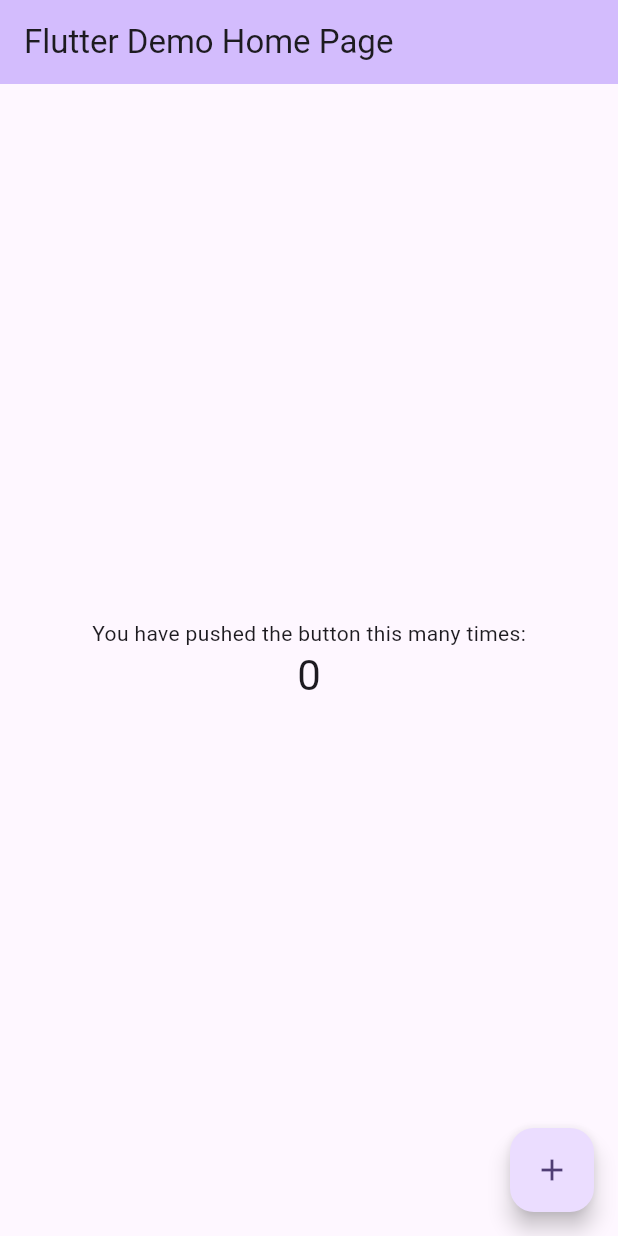
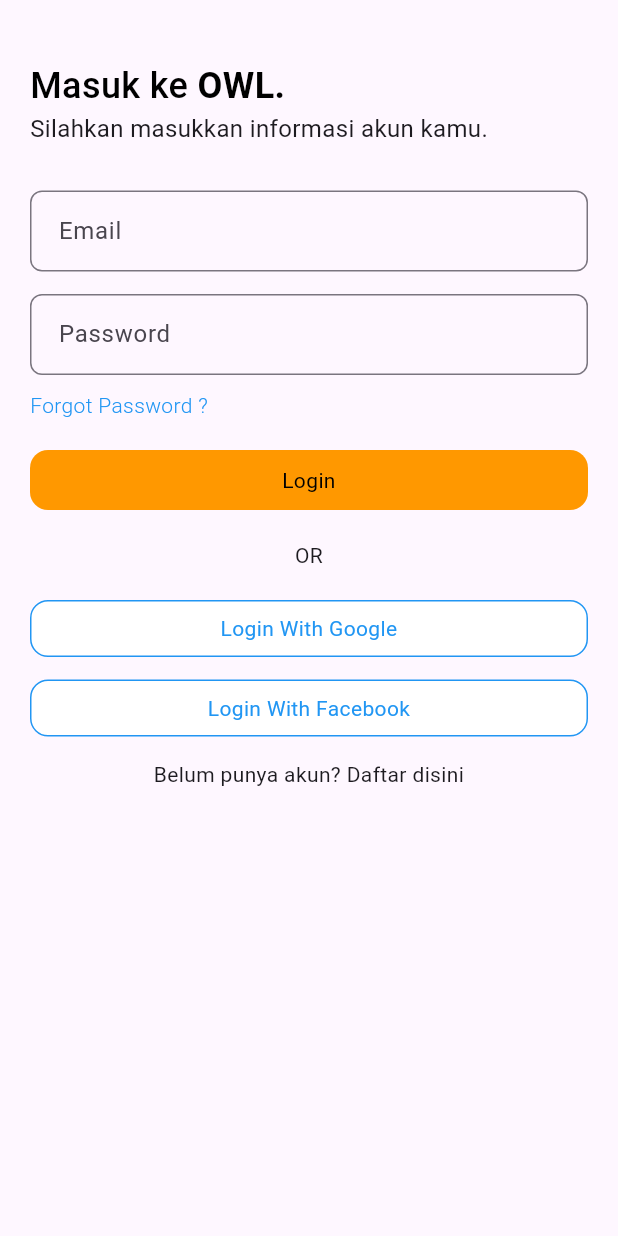
Before and after one commit to fnt4sia/OWL, a Flutter app: the screen it shows after launch, on a phone screen of 412 x 824 dp. Run offline on Flutter 3.47's test engine with Material 3 defaults, Android fonts, the phone set to English and light mode, and no system bars.

Commit message:
Add(mobile): Login Page

```diff
--- /dev/null
+++ b/mobile/lib/Pages/login_page.dart
@@ -0,0 +1,146 @@
+import 'package:flutter/material.dart';
+
+class LoginPage extends StatefulWidget {
+  const LoginPage({super.key});
+
+  @override
+  State<LoginPage> createState() => _LoginPageState();
+}
+
+class _LoginPageState extends State<LoginPage> {
+  final TextEditingController usernameController = TextEditingController();
+  final TextEditingController passwordController = TextEditingController();
+
+  @override
+  Widget build(BuildContext context) {
+    return Scaffold(
+      resizeToAvoidBottomInset: false,
+      body: SafeArea(
+        child: Padding(
+          padding: const EdgeInsets.symmetric(horizontal: 20, vertical: 40),
+          child: ListView(
+            children: [
+              const Row(
+                children: [
+                  Text(
+                    'Masuk ke ',
+                    style: TextStyle(
+                      color: Colors.black,
+                      fontWeight: FontWeight.w500,
+                      fontSize: 24,
+                    ),
+                  ),
+                  Text(
+                    'OWL.',
+                    style: TextStyle(
+                      color: Colors.black,
+                      fontWeight: FontWeight.bold,
+                      fontSize: 24,
+                    ),
+                  )
+                ],
+              ),
+              const Text(
+                'Silahkan masukkan informasi akun kamu.',
+                style: TextStyle(
+                  fontSize: 16,
+                  fontWeight: FontWeight.w400,
+                ),
+              ),
+              const SizedBox(height: 30),
+              inputForm(false, usernameController, 'Email'),
+              const SizedBox(height: 15),
+              inputForm(true, passwordController, 'Password'),
+              const SizedBox(height: 10),
+              const Text(
+                'Forgot Password ?',
+                style: TextStyle(
+                  fontWeight: FontWeight.w300,
+                  color: Colors.blue,
+                ),
+              ),
+              const SizedBox(height: 20),
+              Container(
+                width: MediaQuery.of(context).size.width,
+                padding: const EdgeInsets.all(10),
+                decoration: BoxDecoration(
+                  color: Colors.orange,
+                  borderRadius: BorderRadius.circular(12),
+                ),
+                child: const Text(
+                  'Login',
+                  style: TextStyle(
+                    color: Colors.black,
+                    fontSize: 14,
+                    fontWeight: FontWeight.w400,
+                  ),
+                  textAlign: TextAlign.center,
+                ),
+              ),
+              const SizedBox(height: 20),
+              const Text(
+                'OR',
+                textAlign: TextAlign.center,
+              ),
+              const SizedBox(height: 20),
+              buttonLoginWith('Google'),
+              const SizedBox(height: 15),
+              buttonLoginWith('Facebook'),
+              const SizedBox(height: 15),
+              const Text(
+                'Belum punya akun? Daftar disini',
+                textAlign: TextAlign.center,
+              ),
+            ],
+          ),
+        ),
+      ),
+    );
+  }
+
+  Widget inputForm(bool hidden, TextEditingController controller, String hint) {
+    return TextField(
+      obscureText: hidden,
+      controller: controller,
+      decoration: InputDecoration(
+        hintStyle: const TextStyle(
+          fontWeight: FontWeight.w400,
+        ),
+        hintText: hint,
+        contentPadding: const EdgeInsets.all(15),
+        border: const OutlineInputBorder(
+          borderRadius: BorderRadius.all(
+            Radius.circular(
+              8,
+            ),
+          ),
+        ),
+      ),
+    );
+  }
+
+  Widget buttonLoginWith(String text) {
+    return Container(
+      width: MediaQuery.of(context).size.width,
+      padding: const EdgeInsets.all(8),
+      decoration: BoxDecoration(
+        color: Colors.white,
+        borderRadius: const BorderRadius.all(
+          Radius.circular(12),
+        ),
+        border: Border.all(
+          width: 1,
+          color: Colors.blue,
+        ),
+      ),
+      child: Text(
+        'Login With $text',
+        style: const TextStyle(
+          color: Colors.blue,
+          fontSize: 14,
+        ),
+        textAlign: TextAlign.center,
+      ),
+    );
+  }
+}
--- a/mobile/lib/main.dart
+++ b/mobile/lib/main.dart
@@ -1,4 +1,5 @@
 import 'package:flutter/material.dart';
+import 'package:mobile/Pages/login_page.dart';
 
 void main() {
   runApp(const MyApp());
@@ -11,115 +12,16 @@
   @override
   Widget build(BuildContext context) {
     return MaterialApp(
+      debugShowCheckedModeBanner: false,
       title: 'Flutter Demo',
       theme: ThemeData(
-        // This is the theme of your application.
-        //
-        // TRY THIS: Try running your application with "flutter run". You'll see
-        // the application has a purple toolbar. Then, without quitting the app,
-        // try changing the seedColor in the colorScheme below to Colors.green
-        // and then invoke "hot reload" (save your changes or press the "hot
-        // reload" button in a Flutter-supported IDE, or press "r" if you used
-        // the command line to start the app).
-        //
-        // Notice that the counter didn't reset back to zero; the application
-        // state is not lost during the reload. To reset the state, use hot
-        // restart instead.
-        //
-        // This works for code too, not just values: Most code changes can be
-        // tested with just a hot reload.
         colorScheme: ColorScheme.fromSeed(seedColor: Colors.deepPurple),
         useMaterial3: true,
       ),
-      home: const MyHomePage(title: 'Flutter Demo Home Page'),
+      initialRoute: '/login',
+      routes: {
+        '/login': (context) => const LoginPage(),
+      },
     );
   }
 }
-
-class MyHomePage extends StatefulWidget {
-  const MyHomePage({super.key, required this.title});
-
-  // This widget is the home page of your application. It is stateful, meaning
-  // that it has a State object (defined below) that contains fields that affect
-  // how it looks.
-
-  // This class is the configuration for the state. It holds the values (in this
-  // case the title) provided by the parent (in this case the App widget) and
-  // used by the build method of the State. Fields in a Widget subclass are
-  // always marked "final".
-
-  final String title;
-
-  @override
-  State<MyHomePage> createState() => _MyHomePageState();
-}
-
-class _MyHomePageState extends State<MyHomePage> {
-  int _counter = 0;
-
-  void _incrementCounter() {
-    setState(() {
-      // This call to setState tells the Flutter framework that something has
-      // changed in this State, which causes it to rerun the build method below
-      // so that the display can reflect the updated values. If we changed
-      // _counter without calling setState(), then the build method would not be
-      // called again, and so nothing would appear to happen.
-      _counter++;
-    });
-  }
-
-  @override
-  Widget build(BuildContext context) {
-    // This method is rerun every time setState is called, for instance as done
-    // by the _incrementCounter method above.
-    //
-    // The Flutter framework has been optimized to make rerunning build methods
-    // fast, so that you can just rebuild anything that needs updating rather
-    // than having to individually change instances of widgets.
-    return Scaffold(
-      appBar: AppBar(
-        // TRY THIS: Try changing the color here to a specific color (to
-        // Colors.amber, perhaps?) and trigger a hot reload to see the AppBar
-        // change color while the other colors stay the same.
-        backgroundColor: Theme.of(context).colorScheme.inversePrimary,
-        // Here we take the value from the MyHomePage object that was created by
-        // the App.build method, and use it to set our appbar title.
-        title: Text(widget.title),
-      ),
-      body: Center(
-        // Center is a layout widget. It takes a single child and positions it
-        // in the middle of the parent.
-        child: Column(
-          // Column is also a layout widget. It takes a list of children and
-          // arranges them vertically. By default, it sizes itself to fit its
-          // children horizontally, and tries to be as tall as its parent.
-          //
-          // Column has various properties to control how it sizes itself and
-          // how it positions its children. Here we use mainAxisAlignment to
-          // center the children vertically; the main axis here is the vertical
-          // axis because Columns are vertical (the cross axis would be
-          // horizontal).
-          //
-          // TRY THIS: Invoke "debug painting" (choose the "Toggle Debug Paint"
-          // action in the IDE, or press "p" in the console), to see the
-          // wireframe for each widget.
-          mainAxisAlignment: MainAxisAlignment.center,
-          children: <Widget>[
-            const Text(
-              'You have pushed the button this many times:',
-            ),
-            Text(
-              '$_counter',
-              style: Theme.of(context).textTheme.headlineMedium,
-            ),
-          ],
-        ),
-      ),
-      floatingActionButton: FloatingActionButton(
-        onPressed: _incrementCounter,
-        tooltip: 'Increment',
-        child: const Icon(Icons.add),
-      ), // This trailing comma makes auto-formatting nicer for build methods.
-    );
-  }
-}
```
